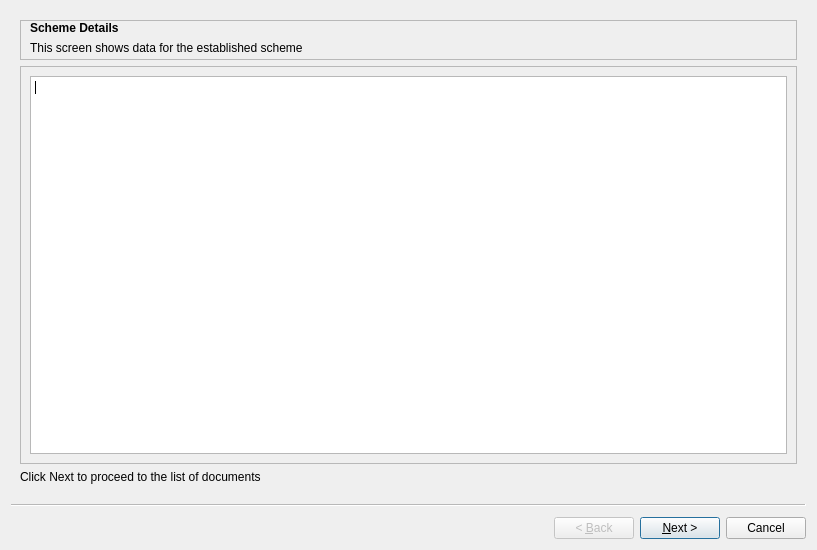
Above: ui/flts/ui_first_examination.ui from gltn/stdm before the change. Below: the same form after it.
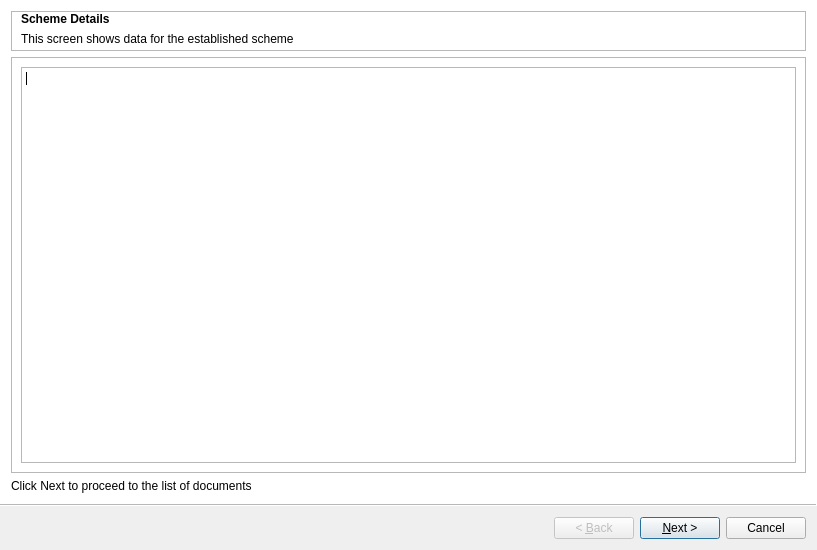
That is the form after the change.

What changed in the file:
```diff
--- a/ui/flts/ui_first_examination.ui
+++ b/ui/flts/ui_first_examination.ui
@@ -19,6 +19,9 @@
   <property name="windowTitle">
    <string>First Examination</string>
   </property>
+  <property name="wizardStyle">
+   <enum>QWizard::ModernStyle</enum>
+  </property>
   <widget class="QWizardPage" name="wizardPage1">
    <layout class="QGridLayout" name="gridLayout_2">
     <item row="0" column="0">
```
